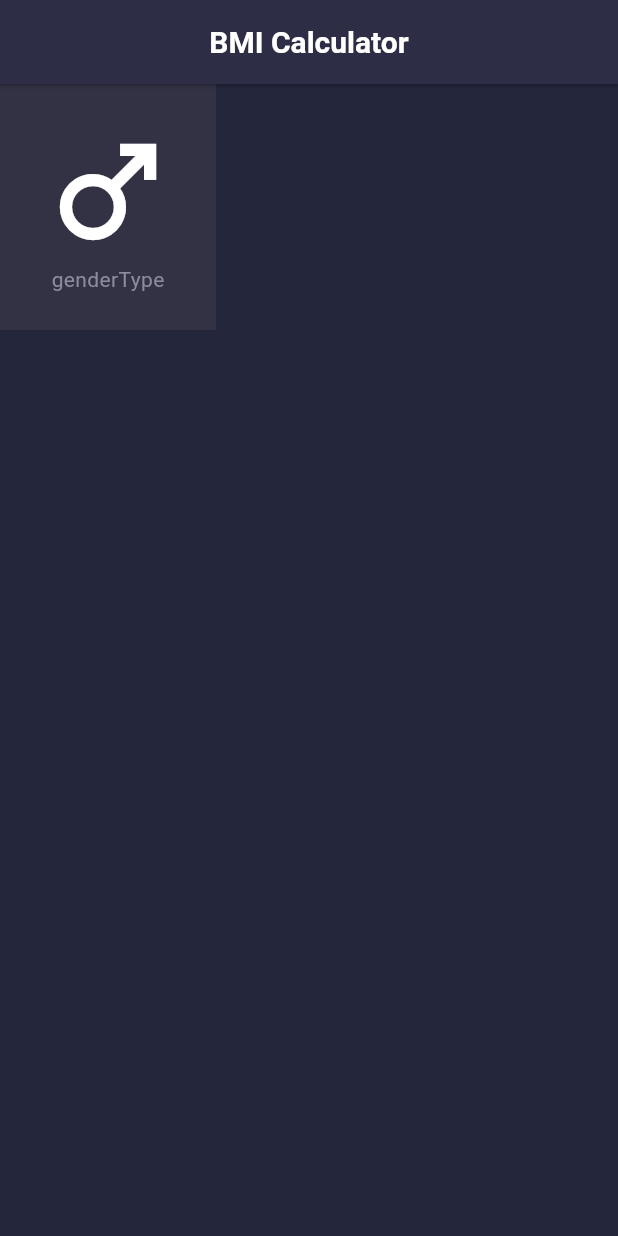
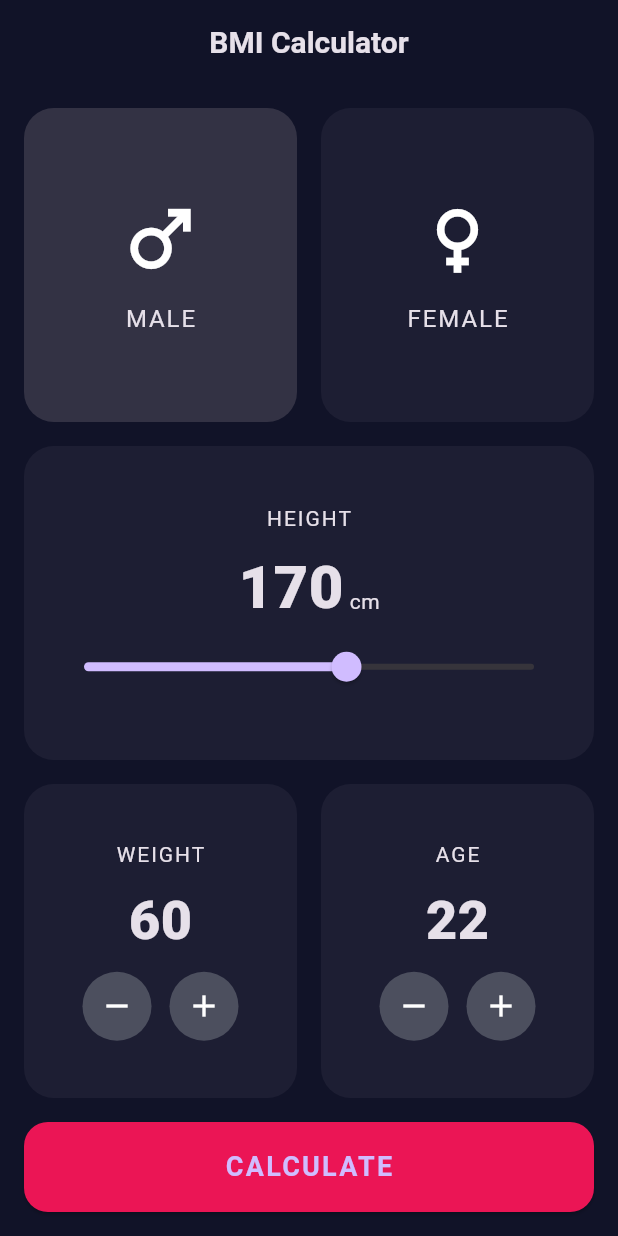
Before and after one commit to MahmoudNasser00/bmi_calculator, a Flutter app: the screen it shows after launch, on a phone screen of 412 x 824 dp. Run offline on Flutter 3.47's test engine with Material 3 defaults, Android fonts, the phone set to English and light mode, and no system bars.

Commit message:
first commit

```diff
--- /dev/null
+++ b/lib/age_and_weight.dart
@@ -0,0 +1,65 @@
+import 'package:flutter/material.dart';
+
+class NumberCard extends StatelessWidget {
+  final String title;
+  final int value;
+  final VoidCallback onIncrement;
+  final VoidCallback onDecrement;
+
+  const NumberCard({
+    required this.title,
+    required this.value,
+    required this.onIncrement,
+    required this.onDecrement,
+  });
+
+  @override
+  Widget build(BuildContext context) {
+    return Container(
+      padding: const EdgeInsets.symmetric(horizontal: 16, vertical: 20),
+      decoration: BoxDecoration(
+        borderRadius: BorderRadius.circular(20),
+        color: const Color(0xFF1D1E33),
+      ),
+      child: Column(
+        mainAxisAlignment: MainAxisAlignment.center,
+        children: [
+          Text(title, style: const TextStyle(fontSize: 14, letterSpacing: 1.3)),
+          const SizedBox(height: 8),
+          Text(
+            value.toString(),
+            style: const TextStyle(fontSize: 36, fontWeight: FontWeight.w900),
+          ),
+          const SizedBox(height: 8),
+          Row(
+            mainAxisAlignment: MainAxisAlignment.center,
+            children: [
+              _RoundIconButton(icon: Icons.remove, onPressed: onDecrement),
+              const SizedBox(width: 10),
+              _RoundIconButton(icon: Icons.add, onPressed: onIncrement),
+            ],
+          ),
+        ],
+      ),
+    );
+  }
+}
+
+class _RoundIconButton extends StatelessWidget {
+  final IconData icon;
+  final VoidCallback onPressed;
+
+  const _RoundIconButton({required this.icon, required this.onPressed});
+
+  @override
+  Widget build(BuildContext context) {
+    return RawMaterialButton(
+      onPressed: onPressed,
+      shape: const CircleBorder(),
+      constraints: const BoxConstraints.tightFor(width: 46, height: 46),
+      fillColor: const Color(0xFF4C4F5E),
+      elevation: 0,
+      child: Icon(icon, size: 24),
+    );
+  }
+}
--- /dev/null
+++ b/lib/custom_app_bar.dart
@@ -0,0 +1,21 @@
+import 'package:flutter/material.dart';
+
+class CustomAppBar extends StatelessWidget implements PreferredSizeWidget {
+  const CustomAppBar({super.key});
+
+  @override
+  Widget build(BuildContext context) {
+    return AppBar(
+      elevation: 0,
+      backgroundColor: Colors.transparent,
+      centerTitle: true,
+      title: const Text(
+        'BMI Calculator',
+        style: TextStyle(fontSize: 20, fontWeight: FontWeight.w700),
+      ),
+    );
+  }
+
+  @override
+  Size get preferredSize => const Size.fromHeight(kToolbarHeight);
+}
--- a/lib/gender_type.dart
+++ b/lib/gender_type.dart
@@ -1,41 +1,39 @@
 import 'package:flutter/material.dart';
 
-class GenderType extends StatefulWidget {
-  final dynamic genderType;
+class GenderCard extends StatelessWidget {
+  final String label;
+  final IconData icon;
+  final bool isSelected;
+  final VoidCallback onTap;
 
-  final dynamic icon;
-
-  const GenderType({Key? key, required this.genderType, required this.icon})
-    : super(key: key);
+  const GenderCard({
+    required this.label,
+    required this.icon,
+    required this.isSelected,
+    required this.onTap,
+  });
 
   @override
-  _GenderTypeState createState() => _GenderTypeState();
-}
-
-class _GenderTypeState extends State<GenderType> {
-  @override
   Widget build(BuildContext context) {
-    return Container(
-      color: Color.fromRGBO(51, 50, 68, 1),
-      child: InkWell(
-        child: Padding(
-          padding: const EdgeInsets.all(24),
-          child: Column(
-            crossAxisAlignment: .center,
-            mainAxisAlignment: .center,
-            mainAxisSize: .min,
-            children: [
-              Icon(
-                widget.icon,
-                size: 96,
-                color: Color.fromRGBO(255, 255, 255, 1.0),
-              ),
-              Text(
-                widget.genderType,
-                style: TextStyle(color: Color.fromRGBO(139, 140, 158, 1)),
-              ),
-            ],
-          ),
+    return GestureDetector(
+      onTap: onTap,
+      child: AnimatedContainer(
+        duration: const Duration(milliseconds: 200),
+        padding: const EdgeInsets.all(16),
+        decoration: BoxDecoration(
+          borderRadius: BorderRadius.circular(20),
+          color: isSelected ? const Color(0xFF333244) : const Color(0xFF1D1E33),
+        ),
+        child: Column(
+          mainAxisAlignment: MainAxisAlignment.center,
+          children: [
+            Icon(icon, size: 60),
+            const SizedBox(height: 12),
+            Text(
+              label.toUpperCase(),
+              style: const TextStyle(fontSize: 16, letterSpacing: 1.3),
+            ),
+          ],
         ),
       ),
     );
--- /dev/null
+++ b/lib/heightCard.dart
@@ -0,0 +1,46 @@
+import 'package:flutter/material.dart';
+
+class HeightCard extends StatelessWidget {
+  final double height;
+  final ValueChanged<double> onChanged;
+
+  const HeightCard({required this.height, required this.onChanged});
+
+  @override
+  Widget build(BuildContext context) {
+    return Container(
+      padding: const EdgeInsets.symmetric(horizontal: 16, vertical: 20),
+      decoration: BoxDecoration(
+        borderRadius: BorderRadius.circular(20),
+        color: const Color(0xFF1D1E33),
+      ),
+      child: Column(
+        mainAxisAlignment: MainAxisAlignment.center,
+        children: [
+          const Text(
+            'HEIGHT',
+            style: TextStyle(fontSize: 14, letterSpacing: 1.3),
+          ),
+          const SizedBox(height: 8),
+          Row(
+            mainAxisAlignment: MainAxisAlignment.center,
+            crossAxisAlignment: CrossAxisAlignment.baseline,
+            textBaseline: TextBaseline.alphabetic,
+            children: [
+              Text(
+                height.toInt().toString(),
+                style: const TextStyle(
+                  fontSize: 40,
+                  fontWeight: FontWeight.w900,
+                ),
+              ),
+              const SizedBox(width: 4),
+              const Text('cm'),
+            ],
+          ),
+          Slider(value: height, min: 100, max: 220, onChanged: onChanged),
+        ],
+      ),
+    );
+  }
+}
--- a/lib/home_screen.dart
+++ b/lib/home_screen.dart
@@ -1,31 +1,142 @@
-import 'package:bmi_calculator/gender_type.dart';
+import 'package:bmi_calculator/result_screen.dart';
 import 'package:flutter/material.dart';
+import 'age_and_weight.dart';
+import 'custom_app_bar.dart';
+import 'gender_type.dart';
+import 'heightCard.dart';
 
 class HomeScreen extends StatefulWidget {
-  const HomeScreen({Key? key}) : super(key: key);
+  const HomeScreen({super.key});
 
   @override
-  _HomeScreenState createState() => _HomeScreenState();
+  State<HomeScreen> createState() => _HomeScreenState();
 }
 
 class _HomeScreenState extends State<HomeScreen> {
+  bool isMale = true;
+  double height = 170;
+  int weight = 60;
+  int age = 22;
+
   @override
   Widget build(BuildContext context) {
     return Scaffold(
-      backgroundColor: Color.fromRGBO(36, 38, 59, 1),
-      appBar: AppBar(
-        shadowColor: Color.fromRGBO(0, 0, 0, 1.0),
-        titleTextStyle: TextStyle(
-          fontSize: 20,
-          color: Color.fromRGBO(255, 255, 255, 1),
-          fontWeight: FontWeight.bold,
+      appBar: const CustomAppBar(),
+      body: Container(
+        width: double.infinity,
+        padding: const EdgeInsets.all(16),
+        child: Column(
+          children: [
+            Expanded(
+              child: Row(
+                children: [
+                  Expanded(
+                    child: GenderCard(
+                      label: 'Male',
+                      icon: Icons.male,
+                      isSelected: isMale,
+                      onTap: () {
+                        setState(() => isMale = true);
+                      },
+                    ),
+                  ),
+                  const SizedBox(width: 16),
+                  Expanded(
+                    child: GenderCard(
+                      label: 'Female',
+                      icon: Icons.female,
+                      isSelected: !isMale,
+                      onTap: () {
+                        setState(() => isMale = false);
+                      },
+                    ),
+                  ),
+                ],
+              ),
+            ),
+
+            const SizedBox(height: 16),
+
+            Expanded(
+              child: HeightCard(
+                height: height,
+                onChanged: (value) {
+                  setState(() => height = value);
+                },
+              ),
+            ),
+
+            const SizedBox(height: 16),
+
+            Expanded(
+              child: Row(
+                children: [
+                  Expanded(
+                    child: NumberCard(
+                      title: 'WEIGHT',
+                      value: weight,
+                      onIncrement: () {
+                        setState(() => weight++);
+                      },
+                      onDecrement: () {
+                        setState(() {
+                          if (weight > 1) weight--;
+                        });
+                      },
+                    ),
+                  ),
+                  const SizedBox(width: 16),
+                  Expanded(
+                    child: NumberCard(
+                      title: 'AGE',
+                      value: age,
+                      onIncrement: () {
+                        setState(() => age++);
+                      },
+                      onDecrement: () {
+                        setState(() {
+                          if (age > 1) age--;
+                        });
+                      },
+                    ),
+                  ),
+                ],
+              ),
+            ),
+
+            const SizedBox(height: 16),
+            SizedBox(
+              width: double.infinity,
+              height: 60,
+              child: ElevatedButton(
+                onPressed: () {
+                  final bmi = weight / ((height / 100) * (height / 100));
+
+                  Navigator.push(
+                    context,
+                    MaterialPageRoute(builder: (_) => ResultScreen(bmi: bmi)),
+                  );
+                },
+
+                style: ElevatedButton.styleFrom(
+                  shape: RoundedRectangleBorder(
+                    borderRadius: BorderRadius.circular(16),
+                  ),
+                  backgroundColor: const Color(0xFFEB1555),
+                ),
+                child: const Text(
+                  'CALCULATE',
+                  style: TextStyle(
+                    fontSize: 18,
+                    fontWeight: FontWeight.bold,
+                    letterSpacing: 1.5,
+                  ),
+                ),
+              ),
+            ),
+          ],
         ),
-        elevation: 1,
-        backgroundColor: Color.fromRGBO(36, 38, 59, 1),
-        title: Text("BMI Calculator"),
-        centerTitle: true,
       ),
-      body: GenderType(genderType: 'genderType', icon: Icons.male),
     );
   }
 }
--- a/lib/main.dart
+++ b/lib/main.dart
@@ -12,8 +12,14 @@ class MyApp extends StatelessWidget {
   Widget build(BuildContext context) {
     return MaterialApp(
       debugShowCheckedModeBanner: false,
-      theme: ThemeData.dark(),
-      home: SplashScreen(),
+      theme: ThemeData.dark().copyWith(
+        scaffoldBackgroundColor: const Color(0xFF111328),
+        appBarTheme: const AppBarTheme(
+          backgroundColor: Color(0xFF111328),
+          elevation: 0,
+        ),
+      ),
+      home: const SplashScreen(),
     );
   }
 }
--- a/lib/splash_screen.dart
+++ b/lib/splash_screen.dart
@@ -90,6 +90,7 @@ class _SplashScreenState extends State<SplashScreen>
 
     return Scaffold(
       body: Container(
+        alignment: Alignment.center,
         width: double.infinity,
         height: double.infinity,
         child: AnimatedBuilder(
```
Also changed, not shown: lib/result_screen.dart (added, +136 -0 lines).
